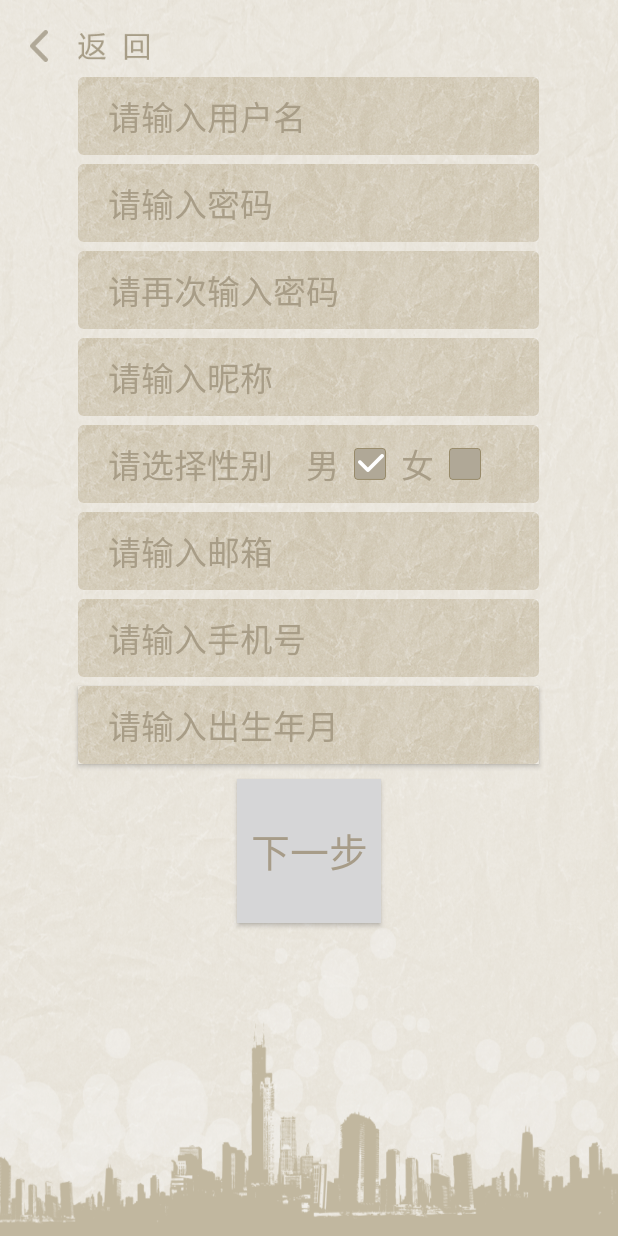
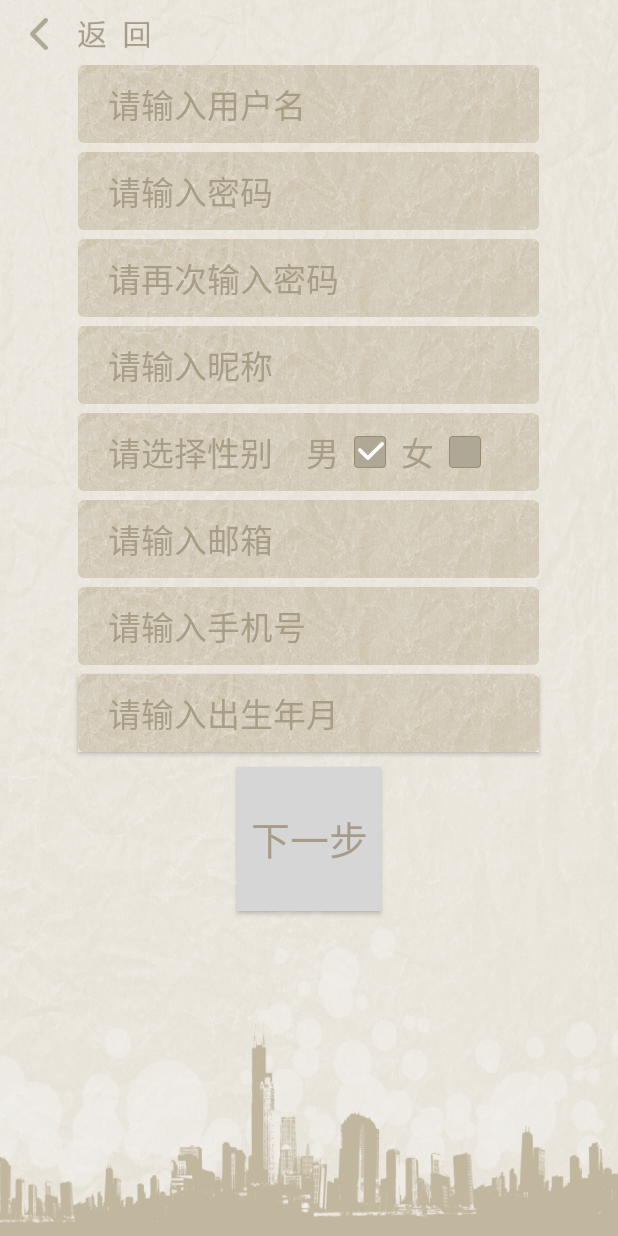
Before and after one commit to GHvictor/DecipherStranger, an Android app: the RegisterActivityBase screen opened directly, with no data from a screen before it, after a tap on "下一步", on a phone screen of 412 x 824 dp. Run offline under Robolectric (Android 15) with nearby library versions, the phone set to English and light mode, and no system bars.

Commit message:
# Decipher Stranger # UI register # Created by penghaitao 5/25

```diff
--- a/app/src/main/java/com/android/decipherstranger/activity/RegisterActivityBase.java
+++ b/app/src/main/java/com/android/decipherstranger/activity/RegisterActivityBase.java
@@ -144,7 +144,7 @@ public class RegisterActivityBase extends BaseActivity {
                 nextStepButton.setFocusableInTouchMode(true);
                 nextStepButton.requestFocus();
                 nextStepButton.requestFocusFromTouch();
-                if (accountBool && passwordBool && rePawBool && nameBool && emailBool && birthBool){
+                if (accountBool && passwordBool && rePawBool && nameBool && emailBool && phoneBool && birthBool){
                     Intent intentNext = new Intent(this,RegisterActivityPhoto.class);
                     Bundle bundle = new Bundle();
                     bundle.putString("account", String.valueOf(accountEdit.getText()));
--- a/app/src/main/res/layout/activity_main.xml
+++ b/app/src/main/res/layout/activity_main.xml
@@ -7,7 +7,7 @@
 
     <RelativeLayout
         android:layout_width="match_parent"
-        android:layout_height="46dp"
+        android:layout_height="wrap_content"
         android:background="@color/tab"
         android:layout_gravity="center_horizontal"
         android:id="@+id/relativeLayout4">
@@ -17,7 +17,8 @@
             android:layout_height="wrap_content"
             android:text="通 讯 录"
             android:id="@+id/textTab"
-            android:textSize="26dp"
+            android:textSize="20dp"
+            android:layout_margin="10dp"
             android:textColor="@color/text_hint"
             android:layout_centerVertical="true"
             android:layout_centerHorizontal="true" />
--- a/app/src/main/res/layout/activity_register_base.xml
+++ b/app/src/main/res/layout/activity_register_base.xml
@@ -10,7 +10,7 @@
     <ImageButton
         android:layout_width="wrap_content"
         android:layout_height="wrap_content"
-        android:layout_marginTop="20dp"
+        android:layout_marginTop="12dp"
         android:layout_marginLeft="20dp"
         android:id="@+id/register_back_button"
         android:src="@drawable/back_btn"
```
Also changed, not shown: app/src/main/res/layout/activity_register_photo.xml (+4 -4 lines).
